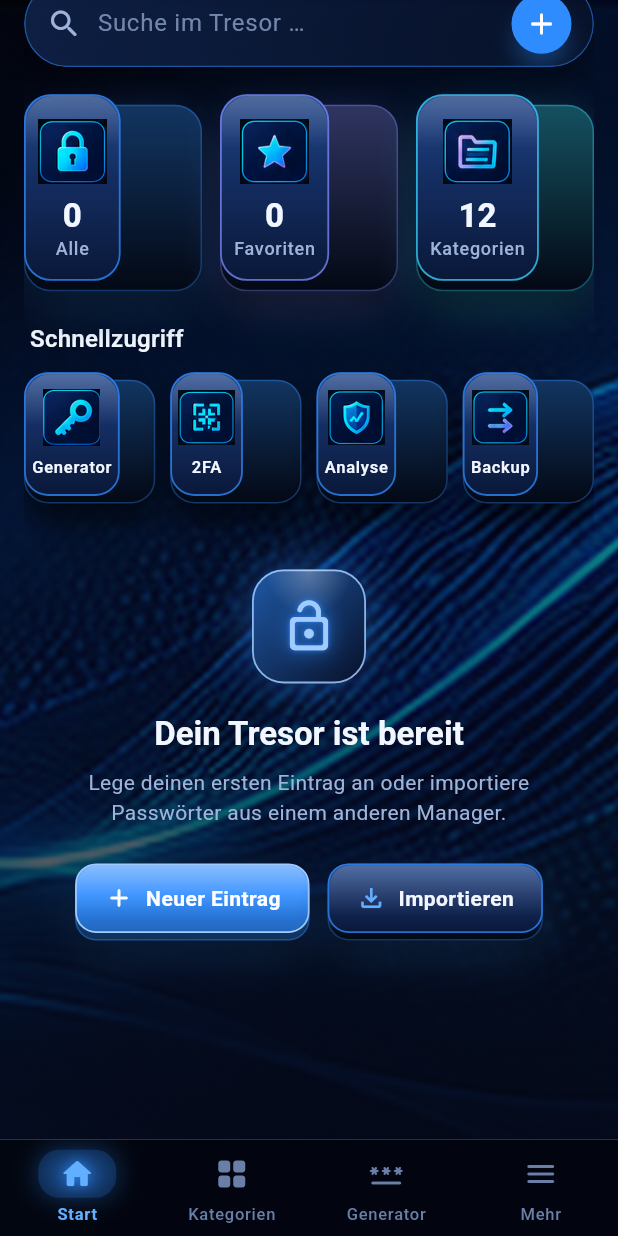
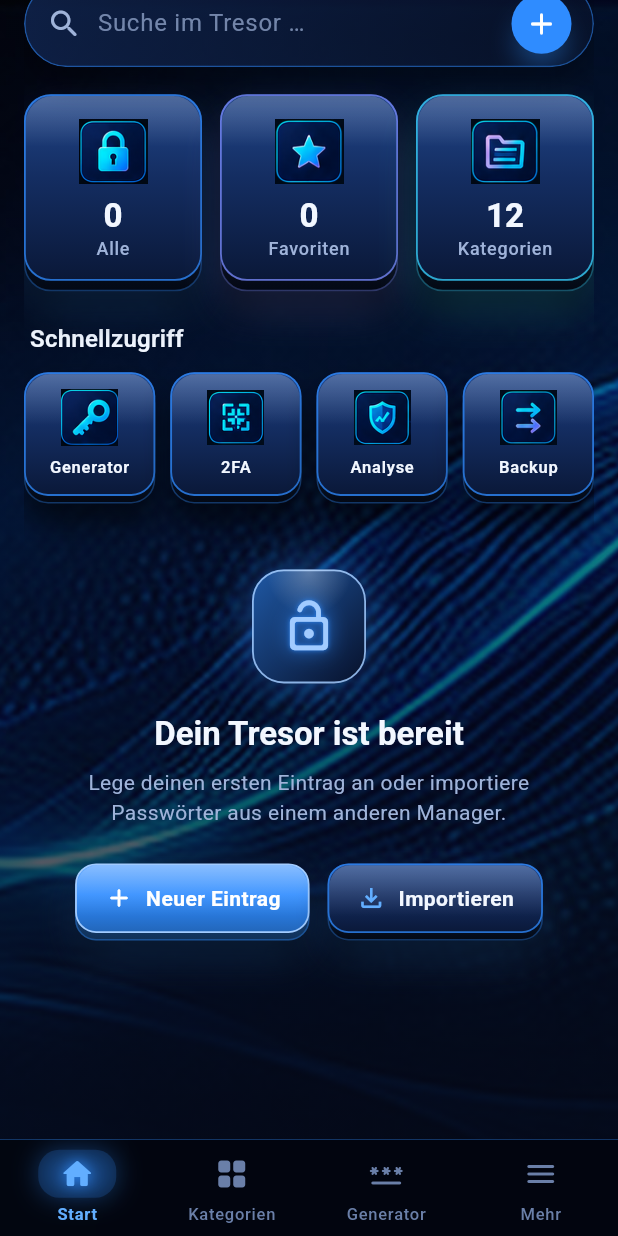
Before and after one commit to PaulFV/G04Passwort, a Flutter app: the DashboardScreen screen opened by its route, scrolled down 276 dp, on a phone screen of 412 x 824 dp. Run offline on Flutter 3.47's test engine with Material 3 defaults, Android fonts, the phone set to English and light mode, and no system bars; our stand-ins replace drift, drift_flutter, file_picker, flutter_riverpod, flutter_secure_storage, go_router and 2 more; missing offline and left inert: cryptography, dart:js_interop; accounts and stored records are empty.

Commit message:
fix(ui): 3D-Kacheln füllen die volle Breite
Co-Authored-By: Claude Opus 5.5 <noreply@anthropic.com>
Claude-Session: https://claude.ai/code/session_017V1x5wmFEtBeAJ63D2djyy

```diff
--- a/lib/widgets/depth.dart
+++ b/lib/widgets/depth.dart
@@ -99,6 +99,7 @@ class _Raised3DState extends State<Raised3D> {
       child: ClipRRect(
         borderRadius: radius,
         child: Stack(
+          fit: StackFit.passthrough,
           children: [
             // Glossy reflection on the upper half of the face.
             Positioned(
@@ -156,6 +157,7 @@ class _Raised3DState extends State<Raised3D> {
             ],
           ),
           child: Stack(
+            fit: StackFit.passthrough,
             children: [
               // Side of the slab, visible below the face.
               Positioned.fill(
```
